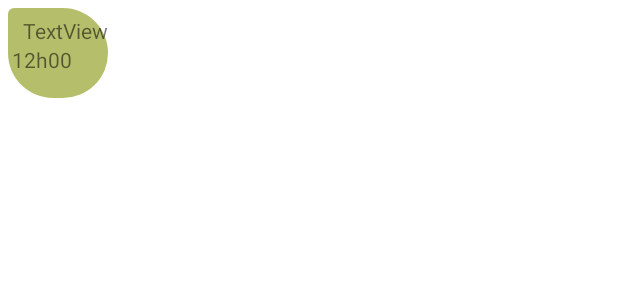
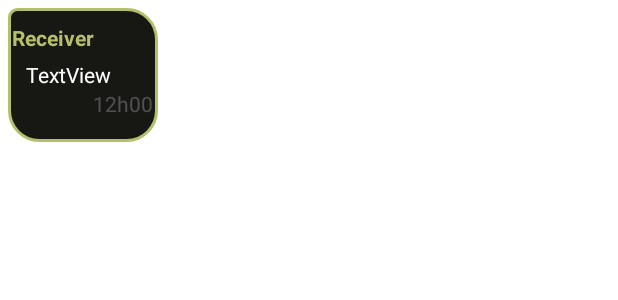
Before and after one commit to Juniorreox/Disquette, an Android app: the layout receiver_message.xml on its own in the app's theme, with its tools: preview values and no code run, on a phone screen of 412 x 824 dp. Shown: the top 300 px of the screen. Run offline under Robolectric (Android 15) with nearby library versions, the phone set to English and light mode, and no system bars; Roboto replaces fonts that are not available here.

Commit message:
j'ai revu le recycler de la home, la forme des message dans le chat, j'ai r'ajoute le Username au message et j'ai revu les attributs d'un utilisateur pour les reutilises pour les chat et plus tard pour les composant du fragment profil

```diff
--- a/app/src/main/java/fr/juniorreox/disquette/launching.kt
+++ b/app/src/main/java/fr/juniorreox/disquette/launching.kt
@@ -161,8 +161,8 @@ class launching: AppCompatActivity() {
     private fun updateUI(currentUser: FirebaseUser?) {
         if (currentUser != null) {
 
-            val repo = disqueRepository()
-            repo.getData()
+            //val repo = disqueRepository()
+            //repo.getData()
 
             if(disqueList.size != 0){
                 val intent = Intent(this, MainActivity::class.java)
--- a/app/src/main/java/fr/juniorreox/disquette/modele/DisqueModele.kt
+++ b/app/src/main/java/fr/juniorreox/disquette/modele/DisqueModele.kt
@@ -12,5 +12,6 @@ class disqueModele(
         var identifiant: Int = 0,
         var like_number: String = "0",
         var like_state: Boolean = false,
+        var time: Long? =null
 
 )
--- a/app/src/main/java/fr/juniorreox/disquette/repository/DisqueRepository.kt
+++ b/app/src/main/java/fr/juniorreox/disquette/repository/DisqueRepository.kt
@@ -24,6 +24,7 @@ import fr.juniorreox.disquette.repository.disqueRepository.singleton.number
 import fr.juniorreox.disquette.modele.checkDisc
 import fr.juniorreox.disquette.modele.userModele
 import fr.juniorreox.disquette.repository.disqueRepository.singleton.databaseChat
+import java.util.*
 
 
 class disqueRepository {
@@ -196,7 +197,7 @@ class disqueRepository {
         users.uid?.let { databaseUser.child(it).setValue(users) }
 
     fun addUser() {
-        val user = userModele(User.currentUser?.uid)
+        val user = userModele(User.currentUser?.uid, Calendar.getInstance().timeInMillis)
         insertuser(user)
         //recuperer le contenu des differents disques et les ajouter dans l'espace disque utilisitateur avec les valeur par defaut du disque
         Handler().postDelayed({
@@ -205,7 +206,7 @@ class disqueRepository {
 
     }
 
-    private fun addListDisc() {
+    fun addListDisc() {
         //je recupere la liste de tout les contenu des disques ajouter dans le child admin sur firebase
         databaseDisc.child("admin").addListenerForSingleValueEvent(object : ValueEventListener {
             override fun onDataChange(p0: DataSnapshot) {
--- a/app/src/main/res/drawable/bg_receiver_style.xml
+++ b/app/src/main/res/drawable/bg_receiver_style.xml
@@ -2,10 +2,14 @@
 <shape xmlns:android="http://schemas.android.com/apk/res/android"
     android:shape="rectangle">
 
-    <solid android:color="@color/menu_color" />
+    <stroke
+        android:width="2dp"
+        android:color="@color/menu_color" />
+
+    <solid android:color="@color/solide_receiver"/>
 
     <corners
         android:topLeftRadius="5dp"
-        android:radius="40dp" />
+        android:radius="20dp" />
 
 </shape>
--- a/app/src/main/res/layout/receiver_message.xml
+++ b/app/src/main/res/layout/receiver_message.xml
@@ -1,6 +1,7 @@
 <?xml version="1.0" encoding="utf-8"?>
 <androidx.constraintlayout.widget.ConstraintLayout xmlns:android="http://schemas.android.com/apk/res/android"
     xmlns:app="http://schemas.android.com/apk/res-auto"
+    xmlns:tools="http://schemas.android.com/tools"
     android:layout_width="wrap_content"
     android:layout_height="wrap_content"
     android:id="@+id/constraint_receiver"
@@ -10,33 +11,51 @@
     android:layout_marginEnd="7dp"
     android:layout_marginTop="5dp"
     android:maxHeight="400dp"
-    android:maxWidth="310dp"
+    android:maxWidth="320dp"
+    android:minWidth="100dp"
     android:minHeight="30dp"
     android:background="@drawable/bg_receiver_style"
     >
 
+    <TextView
+        android:id="@+id/receivername"
+        android:layout_width="wrap_content"
+        android:layout_height="wrap_content"
+        android:layout_marginTop="10dp"
+        android:text="Receiver"
+        android:textStyle="bold"
+        android:textColor="@color/menu_color"
+        app:layout_constraintEnd_toEndOf="parent"
+        app:layout_constraintHorizontal_bias="0.06"
+        app:layout_constraintStart_toStartOf="parent"
+        app:layout_constraintTop_toTopOf="parent" />
 
     <TextView
         android:id="@+id/time_message_r"
         android:layout_width="wrap_content"
         android:layout_height="wrap_content"
-        android:layout_marginEnd="24dp"
         android:layout_marginBottom="16dp"
         android:text="12h00"
+        android:textColor="@color/grey_opacity"
         app:layout_constraintBottom_toBottomOf="parent"
-        app:layout_constraintEnd_toEndOf="parent" />
+        app:layout_constraintEnd_toEndOf="parent"
+        app:layout_constraintHorizontal_bias="0.94"
+        app:layout_constraintStart_toStartOf="parent" />
 
     <TextView
         android:id="@+id/content_message_r"
         android:layout_width="wrap_content"
         android:layout_height="wrap_content"
-        android:text="TextView"
+        android:layout_marginTop="5dp"
+        android:gravity="center"
         android:maxWidth="270dp"
         android:minWidth="50dp"
-        android:layout_marginTop="5dp"
-        android:layout_marginStart="10dp"
+        android:text="TextView"
+        android:textColor="@color/white"
         app:layout_constraintBottom_toTopOf="@+id/time_message_r"
+        app:layout_constraintEnd_toEndOf="parent"
+        app:layout_constraintHorizontal_bias="0.281"
         app:layout_constraintStart_toStartOf="parent"
-        app:layout_constraintTop_toTopOf="parent"
-        app:layout_constraintVertical_bias="0.393" />
+        app:layout_constraintTop_toBottomOf="@+id/receivername"
+        app:layout_constraintVertical_bias="0.334" />
 </androidx.constraintlayout.widget.ConstraintLayout>
--- a/app/src/main/res/values/colors.xml
+++ b/app/src/main/res/values/colors.xml
@@ -18,4 +18,7 @@
     <color name="inscription_color_input">#e9ebdc</color>
     <color name="inscription_color_button">#2bb964</color>
     <color name="opacity">#00000000</color>
+    <color name="solide_sender">#171714</color>
+    <color name="solide_receiver">#171714</color>
+
 </resources>
```
Also changed, not shown: app/src/main/java/fr/juniorreox/disquette/adapter/disqueAdapter.kt (+17 -10 lines), app/src/main/java/fr/juniorreox/disquette/fragments/Home.kt (+56 -3 lines), app/src/main/java/fr/juniorreox/disquette/modele/UserModele.kt (+5 -4 lines), app/src/main/res/drawable/bg_sender_style.xml (+6 -2 lines), app/src/main/res/layout/sender_message.xml (+11 -6 lines).
